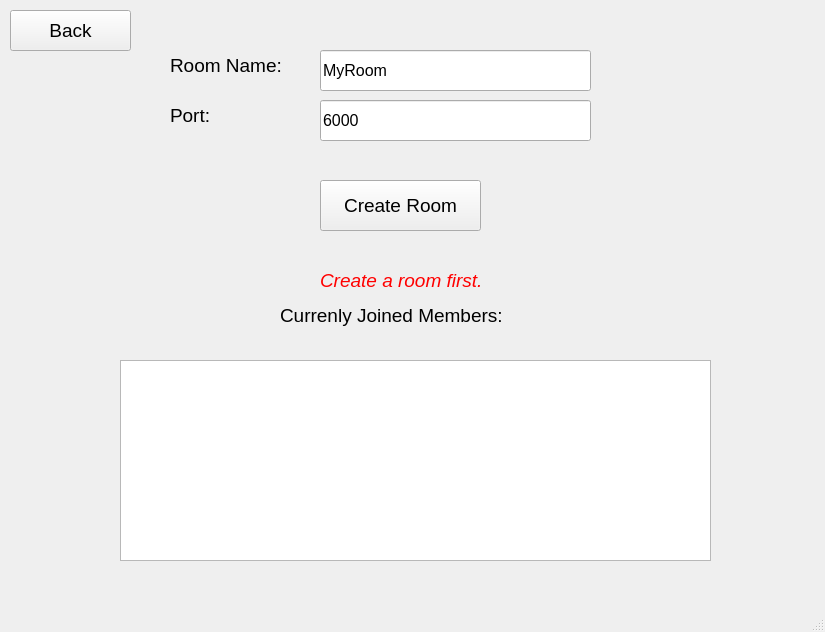
The window that hostwindow.ui (Mamad-MD/JukeBox-MusicPlayer-) describes before a commit, drawn with Qt 5.
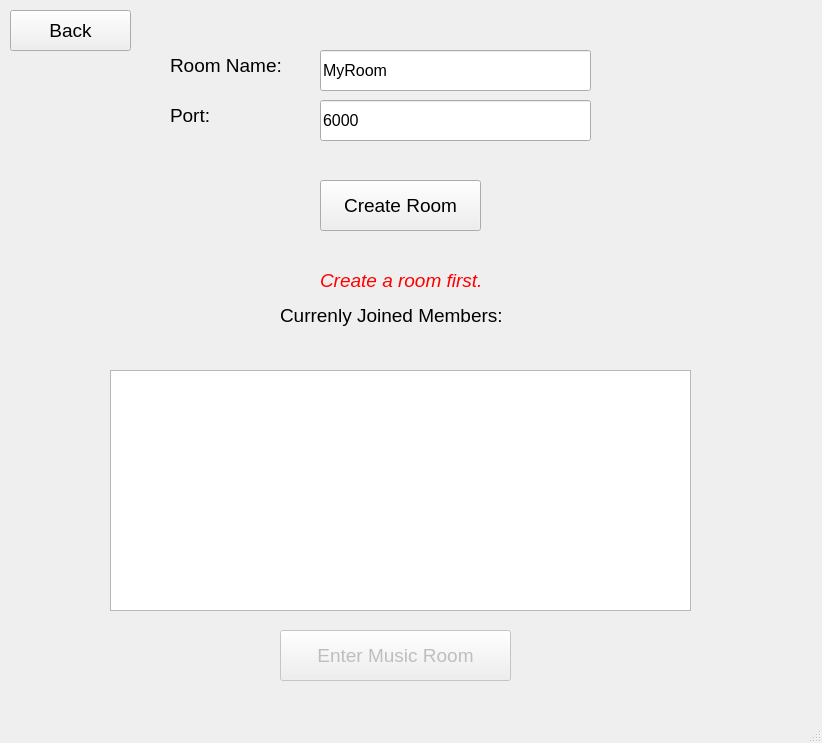
The same window after the commit.

Commit message: Server and client connection is now fine, but there are still some UI bugs that'll be fixed later.

```diff
--- a/hostwindow.ui
+++ b/hostwindow.ui
@@ -6,8 +6,8 @@
    <rect>
     <x>0</x>
     <y>0</y>
-    <width>825</width>
-    <height>632</height>
+    <width>822</width>
+    <height>743</height>
    </rect>
   </property>
   <property name="windowTitle">
@@ -50,16 +50,6 @@
      <string>Create Room</string>
     </property>
    </widget>
-   <widget class="QListView" name="listView">
-    <property name="geometry">
-     <rect>
-      <x>120</x>
-      <y>360</y>
-      <width>591</width>
-      <height>201</height>
-     </rect>
-    </property>
-   </widget>
    <widget class="QLabel" name="Label_List">
     <property name="geometry">
      <rect>
@@ -181,6 +171,40 @@
      <number>5</number>
     </property>
    </widget>
+   <widget class="QTableWidget" name="TableWidget_Clients">
+    <property name="geometry">
+     <rect>
+      <x>110</x>
+      <y>370</y>
+      <width>581</width>
+      <height>241</height>
+     </rect>
+    </property>
+   </widget>
+   <widget class="QPushButton" name="PushButton_GoToMusicRoom">
+    <property name="enabled">
+     <bool>false</bool>
+    </property>
+    <property name="geometry">
+     <rect>
+      <x>280</x>
+      <y>630</y>
+      <width>231</width>
+      <height>51</height>
+     </rect>
+    </property>
+    <property name="font">
+     <font>
+      <pointsize>14</pointsize>
+     </font>
+    </property>
+    <property name="text">
+     <string>Enter Music Room</string>
+    </property>
+    <property name="checkable">
+     <bool>false</bool>
+    </property>
+   </widget>
   </widget>
   <widget class="QMenuBar" name="menubar">
    <property name="geometry">
```
Left out of the diff: 2 changed lines with no effect on the pictures. The commit also changes 12 other files.
